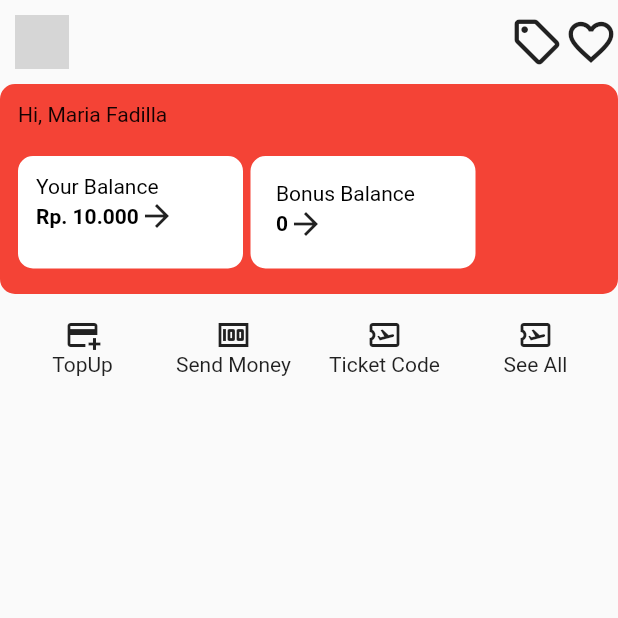
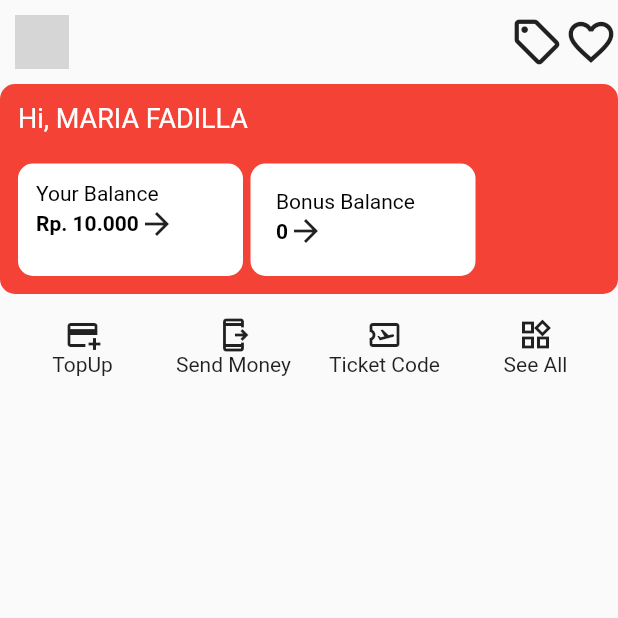
Before and after one commit to mariafadilla15/PemrogramanMobile_Ganjil_2023, a Flutter app: the screen it shows after launch, on a phone screen of 412 x 824 dp, the top half of it. Run offline on Flutter 3.47's test engine with Material 2 defaults, Android fonts, the phone set to English and light mode, and no system bars; network calls fail; grey boxes are pictures that could not be loaded.

Commit message:
update: icon

```diff
--- a/UTS/uts_linkaja/lib/main.dart
+++ b/UTS/uts_linkaja/lib/main.dart
@@ -79,9 +79,10 @@ class HomeScreen extends StatelessWidget {
                   Container(
                     margin: const EdgeInsets.all(10),
                     child: const Text(
-                      'Hi, Maria Fadilla',
+                      'Hi, MARIA FADILLA',
                       style: TextStyle(
-                        color: Color.fromARGB(255, 19, 2, 2), //none
+                        color: Color.fromARGB(255, 255, 255, 255),
+                        fontSize: 18,
                       ),
                     ),
                   ),
@@ -179,7 +180,7 @@ class HomeScreen extends StatelessWidget {
                   Container(
                     width: 80,
                     child: const Column(children: [
-                      Icon(Icons.money),
+                      Icon(Icons.send_to_mobile_outlined ),
                       Text("Send Money"),
                     ]),
                   ),
@@ -193,7 +194,7 @@ class HomeScreen extends StatelessWidget {
                   Container(
                     width: 80,
                     child: const Column(children: [
-                      Icon(Icons.airplane_ticket_outlined),
+                      Icon(Icons.widgets_outlined),
                       Text("See All"),
                     ]),
                   ),
```
